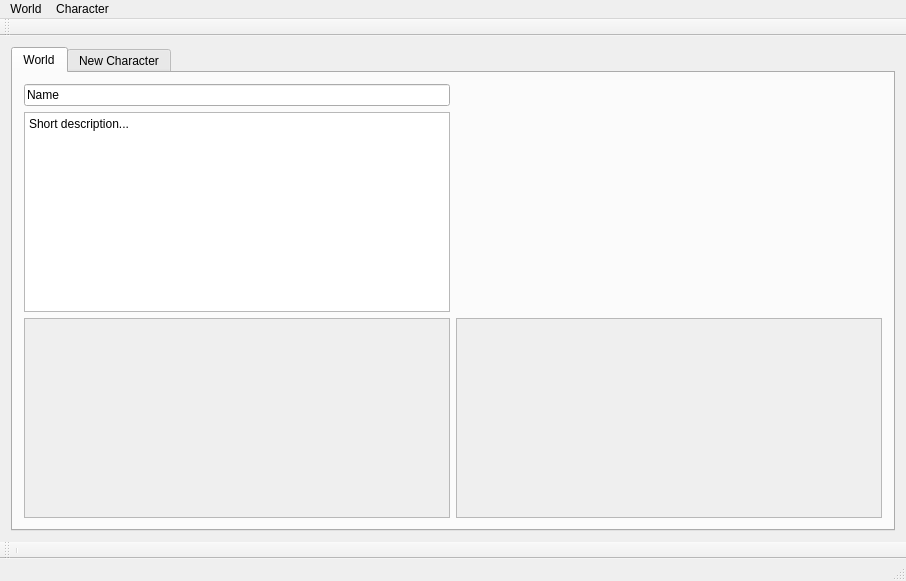
The window that mainwindow.ui (Michael-A-D/HelloWorlds) describes before a commit, drawn with Qt 5.
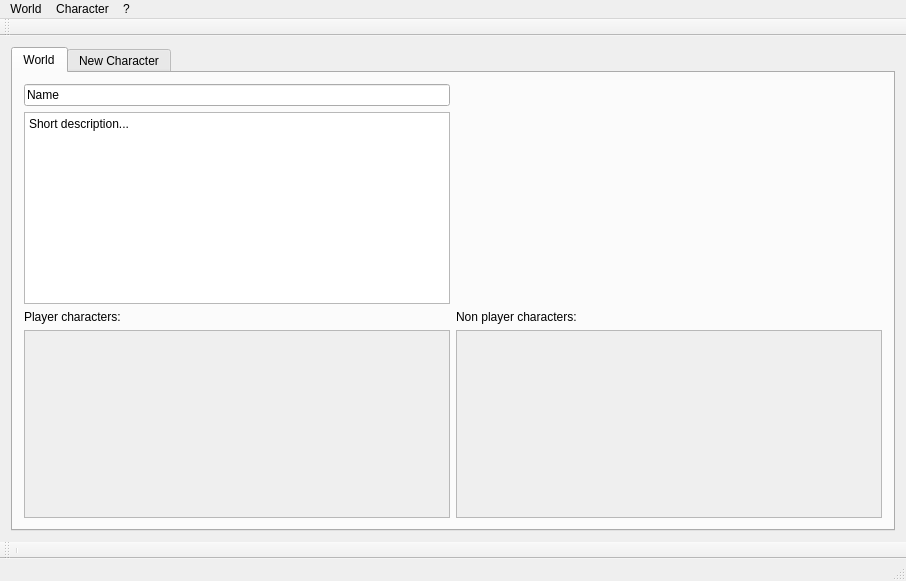
The same window after the commit.

What changed in the file:
```diff
--- a/mainwindow.ui
+++ b/mainwindow.ui
@@ -25,7 +25,7 @@
         <string>World</string>
        </attribute>
        <layout class="QGridLayout" name="gridLayout_2">
-        <item row="2" column="2">
+        <item row="3" column="2">
          <widget class="QScrollArea" name="NPCO">
           <property name="widgetResizable">
            <bool>true</bool>
@@ -36,7 +36,7 @@
              <x>0</x>
              <y>0</y>
              <width>428</width>
-             <height>197</height>
+             <height>181</height>
             </rect>
            </property>
            <property name="sizePolicy">
@@ -62,7 +62,7 @@
           </property>
          </widget>
         </item>
-        <item row="2" column="1">
+        <item row="3" column="1">
          <widget class="QScrollArea" name="PCO">
           <property name="widgetResizable">
            <bool>true</bool>
@@ -73,7 +73,7 @@
              <x>0</x>
              <y>0</y>
              <width>428</width>
-             <height>197</height>
+             <height>181</height>
             </rect>
            </property>
            <property name="sizePolicy">
@@ -85,6 +85,20 @@
           </widget>
          </widget>
         </item>
+        <item row="2" column="1">
+         <widget class="QLabel" name="label">
+          <property name="text">
+           <string>Player characters:</string>
+          </property>
+         </widget>
+        </item>
+        <item row="2" column="2">
+         <widget class="QLabel" name="label_2">
+          <property name="text">
+           <string>Non player characters:</string>
+          </property>
+         </widget>
+        </item>
        </layout>
       </widget>
       <widget class="QWidget" name="Char1">
@@ -121,8 +135,15 @@
     <addaction name="actionSave_as"/>
     <addaction name="actionLoad"/>
    </widget>
+   <widget class="QMenu" name="menu">
+    <property name="title">
+     <string>?</string>
+    </property>
+    <addaction name="actionAbout"/>
+   </widget>
    <addaction name="menuFile"/>
    <addaction name="menuCharacter"/>
+   <addaction name="menu"/>
   </widget>
   <widget class="QToolBar" name="mainToolBar">
    <attribute name="toolBarArea">
```
Left out of the diff: 5 changed lines with no effect on the pictures.
